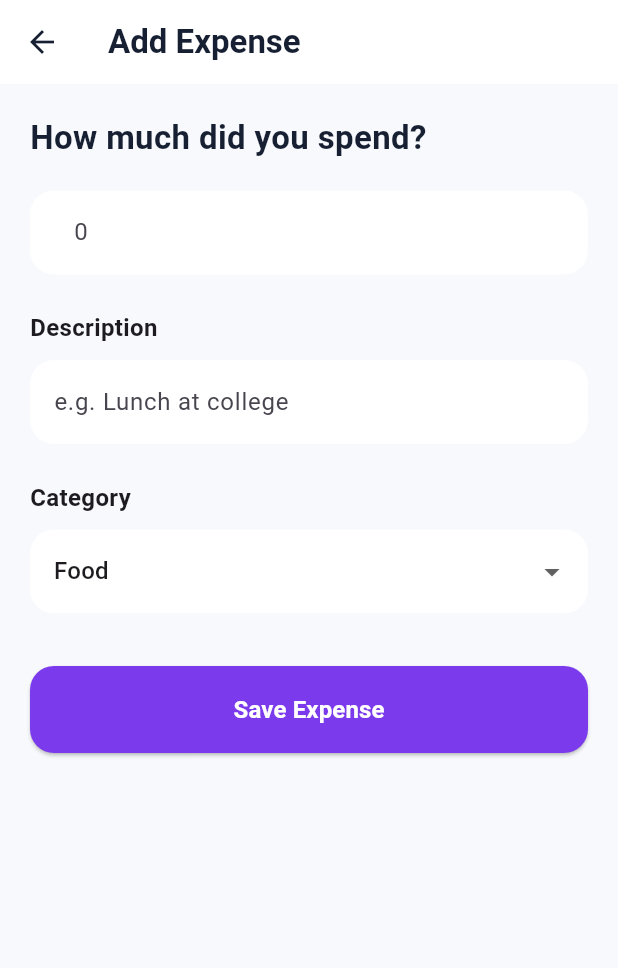
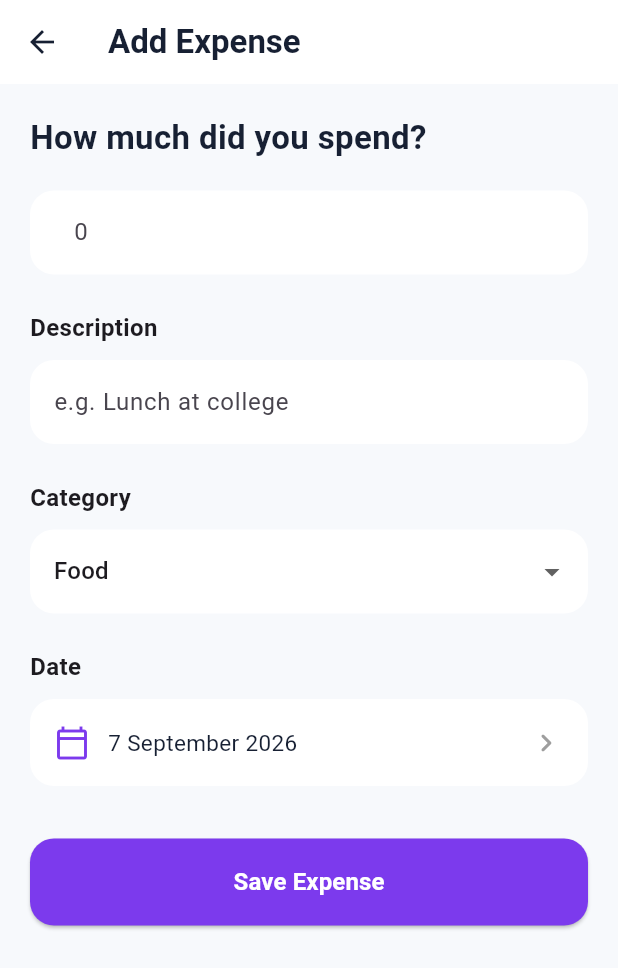
Before and after one commit to Purvaambre/SpendWise, a Flutter app: the AddExpenseScreen screen opened directly, on a phone screen of 412 x 824 dp. Shown: the top 968 px of the screen. Run offline on Flutter 3.47's test engine with Material 3 defaults, Android fonts, the phone set to English and light mode, and no system bars; our stand-ins replace cloud_firestore, firebase_ai, firebase_auth, firebase_core, image_picker; missing offline and left inert: firebase_app_check, google_mlkit_text_recognition; accounts and stored records are empty.

Commit message:
Add expense page edited

```diff
--- a/lib/screens/add_expense_screen.dart
+++ b/lib/screens/add_expense_screen.dart
@@ -12,6 +12,8 @@ class AddExpenseScreen extends StatefulWidget {
 class _AddExpenseScreenState extends State<AddExpenseScreen> {
   final amountController = TextEditingController();
   final descriptionController = TextEditingController();
+
+  DateTime selectedDate = DateTime.now();
 
   String selectedCategory = 'Food';
 
@@ -60,7 +62,7 @@ class _AddExpenseScreenState extends State<AddExpenseScreen> {
       amount: amount,
       description: description,
       category: selectedCategory,
-      date: DateTime.now(),
+      date: selectedDate,
     );
 
     try {
@@ -198,6 +200,80 @@ class _AddExpenseScreenState extends State<AddExpenseScreen> {
               },
             ),
 
+            const SizedBox(height: 24),
+
+            const Text(
+              'Date',
+              style: TextStyle(
+                fontSize: 16,
+                fontWeight: FontWeight.w600,
+              ),
+            ),
+
+            const SizedBox(height: 10),
+
+            InkWell(
+              borderRadius: BorderRadius.circular(16),
+              onTap: () async {
+                final pickedDate = await showDatePicker(
+                  context: context,
+                  initialDate: selectedDate,
+                  firstDate: DateTime(2020),
+                  lastDate: DateTime.now(),
+                );
+
+                if (pickedDate != null) {
+                  setState(() {
+                    selectedDate = DateTime(
+                      pickedDate.year,
+                      pickedDate.month,
+                      pickedDate.day,
+                      selectedDate.hour,
+                      selectedDate.minute,
+                    );
+                  });
+                }
+              },
+              child: Container(
+                width: double.infinity,
+                padding: const EdgeInsets.symmetric(
+                  horizontal: 16,
+                  vertical: 17,
+                ),
+                decoration: BoxDecoration(
+                  color: Colors.white,
+                  borderRadius: BorderRadius.circular(16),
+                ),
+                child: Row(
+                  children: [
+                    const Icon(
+                      Icons.calendar_today_outlined,
+                      color: Color(0xFF7C3AED),
+                    ),
+
+                    const SizedBox(width: 12),
+
+                    Expanded(
+                      child: Text(
+                        '${selectedDate.day} '
+                        '${_monthName(selectedDate.month)} '
+                        '${selectedDate.year}',
+                        style: const TextStyle(
+                          fontSize: 15,
+                          color: Color(0xFF172033),
+                        ),
+                      ),
+                    ),
+
+                    const Icon(
+                      Icons.chevron_right_rounded,
+                      color: Colors.grey,
+                    ),
+                  ],
+                ),
+              ),
+            ),
+
             const SizedBox(height: 35),
 
             SizedBox(
@@ -226,4 +302,23 @@ class _AddExpenseScreenState extends State<AddExpenseScreen> {
       ),
     );
   }
+
+  String _monthName(int month) {
+    const months = [
+      'January',
+      'February',
+      'March',
+      'April',
+      'May',
+      'June',
+      'July',
+      'August',
+      'September',
+      'October',
+      'November',
+      'December',
+    ];
+
+    return months[month - 1];
+  }
 }
```
